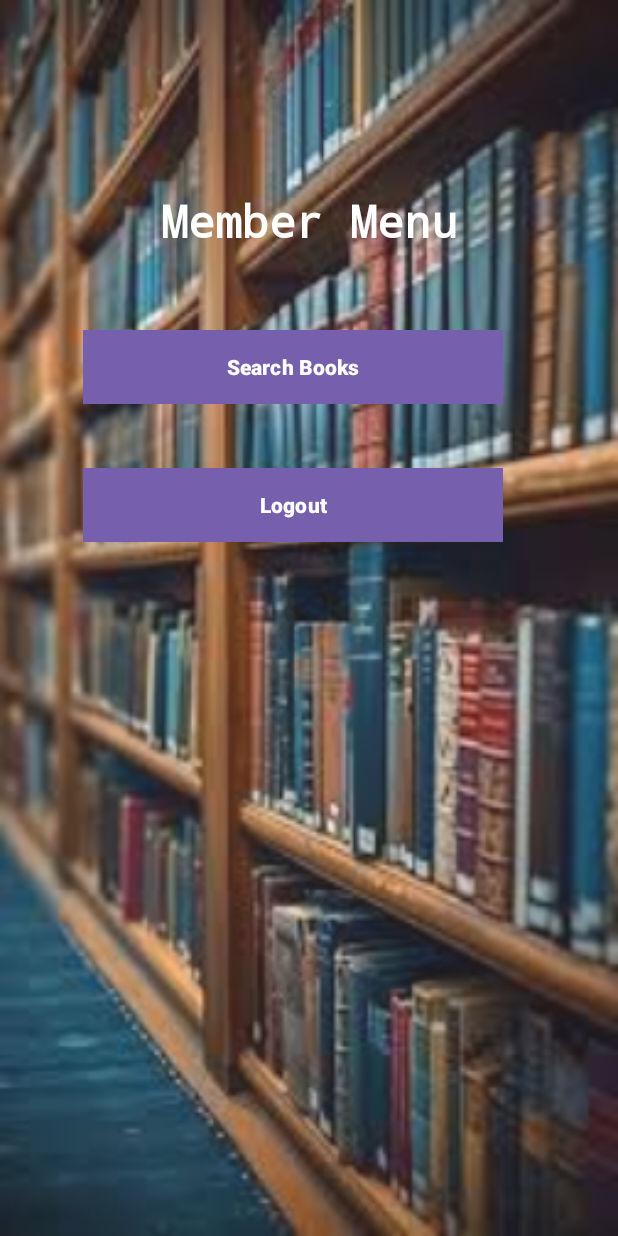
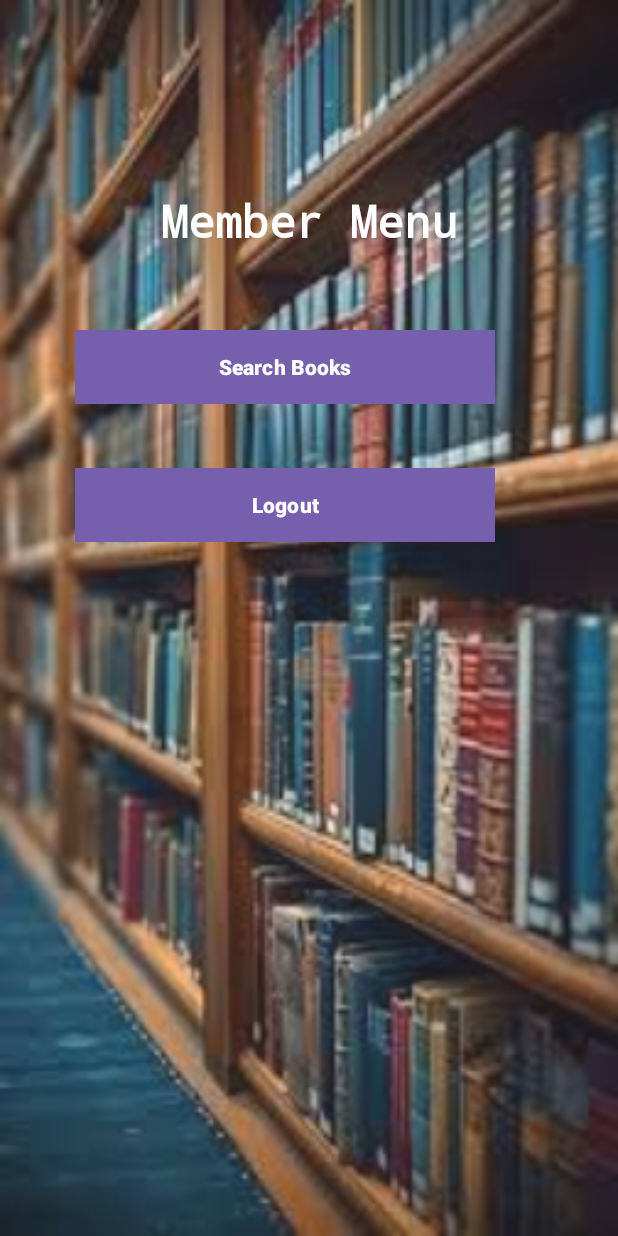
Before and after one commit to NavinduMadusanka/Assignment7-MIT3206-22550119, an Android app: the MemberMenu screen opened directly, with no data from a screen before it, on a phone screen of 412 x 824 dp. Run offline under Robolectric (Android 15) with nearby library versions, the phone set to English and light mode, and no system bars.

Commit message:
Initial Commit

```diff
--- a/app/src/main/res/layout/activity_member_menu.xml
+++ b/app/src/main/res/layout/activity_member_menu.xml
@@ -27,7 +27,7 @@
         android:id="@+id/btnserachbook"
         android:layout_width="280dp"
         android:layout_height="49dp"
-        android:layout_marginStart="55dp"
+        android:layout_marginStart="50dp"
         android:layout_marginTop="220dp"
         android:background="@color/colorPrimaryDark"
         android:text="Search Books"
@@ -40,7 +40,7 @@
         android:id="@+id/btnmemberlogout"
         android:layout_width="280dp"
         android:layout_height="49dp"
-        android:layout_marginStart="55dp"
+        android:layout_marginStart="50dp"
         android:layout_marginTop="312dp"
         android:background="@color/colorPrimaryDark"
         android:text="Logout"
```
